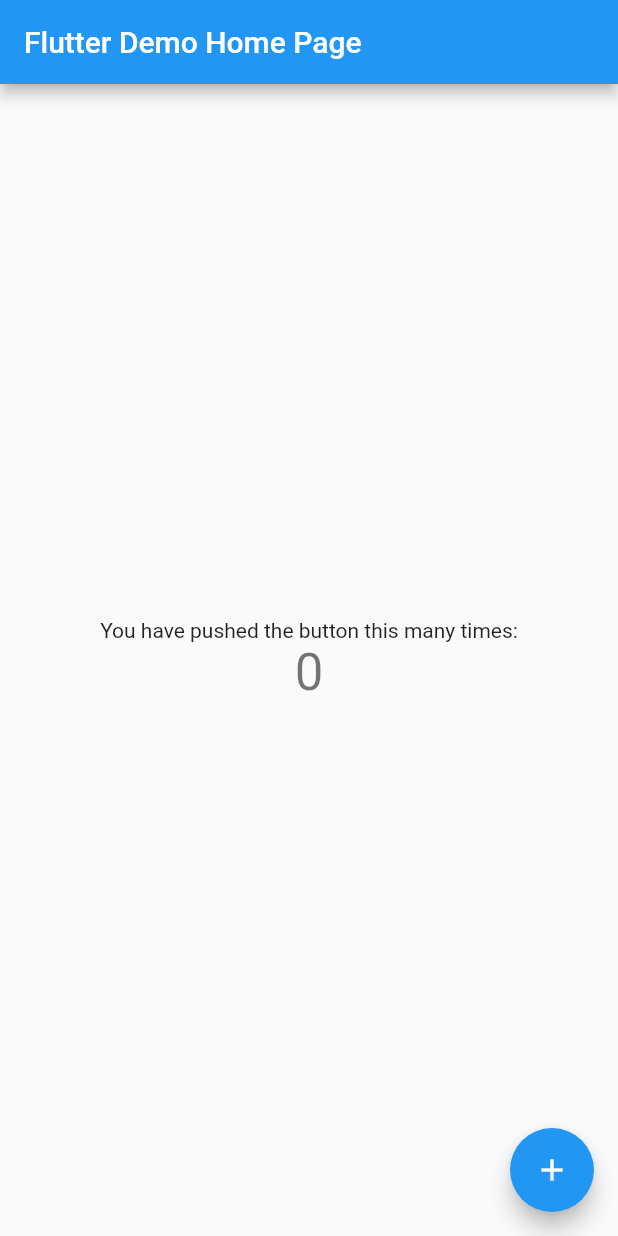
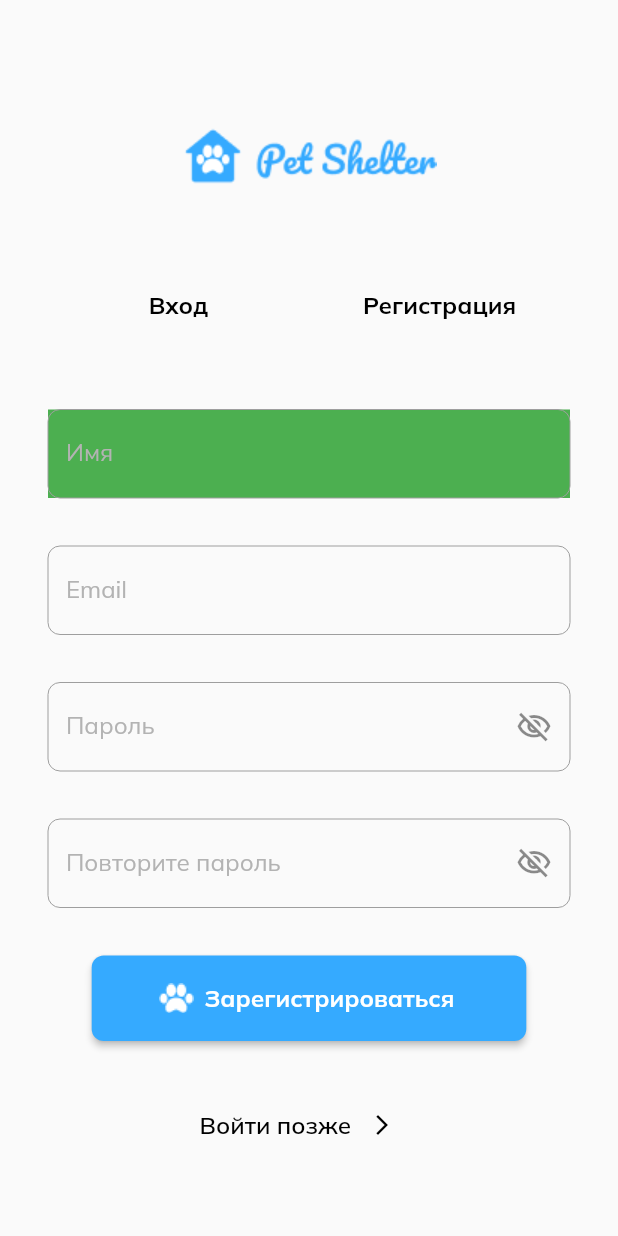
Before and after one commit to alenka24/pet-shelter, a Flutter app: the screen it shows after launch, on a phone screen of 412 x 824 dp. Run offline on Flutter 3.47's test engine with Material 2 defaults, Android fonts, the phone set to English and light mode, and no system bars.

Commit message:
create login screen

```diff
--- /dev/null
+++ b/lib/auth_view.dart
@@ -0,0 +1,162 @@
+import 'package:flutter/material.dart';
+
+class AuthView extends StatelessWidget {
+  const AuthView({Key? key}) : super(key: key);
+
+  @override
+  Widget build(BuildContext context) {
+    return MaterialApp (
+        theme: ThemeData(
+            primarySwatch: Colors.blue),
+        home: Scaffold(
+         body: Column(
+           children: [
+             const Padding (
+               padding: EdgeInsets.fromLTRB(104, 84, 103, 49),
+               child: Image(image: AssetImage('assets/logo.png')),),
+
+             Container(
+               //padding: const EdgeInsets.fromLTRB(32, 0, 32, 0),
+               margin: const EdgeInsets.fromLTRB(32, 0, 32, 40),
+
+
+                 child: Row(
+                   children: [
+                      Expanded(
+                        child: TextButton(
+                             child: const Padding(
+                               padding: EdgeInsets.fromLTRB(16, 12, 16, 12),
+                               child: Text ('Вход', style: TextStyle( color: Colors.black, fontFamily: 'Mulish', fontSize: 16, fontWeight: FontWeight.w700),),
+                             ),
+                             onPressed: () {}),
+                      ),
+
+                      Expanded(
+                      child: TextButton(
+                           child: const Padding(
+                             padding: EdgeInsets.fromLTRB(16, 12, 16, 12),
+                             child: Text ('Регистрация', style: TextStyle( color: Colors.black, fontFamily: 'Mulish', fontSize: 16, fontWeight: FontWeight.w700),),
+                           ),
+                           onPressed: () {}),)
+               ],
+               ),
+             ),
+             Container(
+               margin: const EdgeInsets.fromLTRB(32, 0, 32, 32),
+               decoration: BoxDecoration(boxShadow: [BoxShadow (color: Colors.green, )],),
+               child: const TextField(
+                decoration:
+                InputDecoration(
+                    border: OutlineInputBorder(borderRadius: BorderRadius.all (Radius.circular(8.0)),),
+                enabledBorder: OutlineInputBorder(
+                borderSide: BorderSide(color: Colors.grey, width: 0),
+                borderRadius: BorderRadius.all (Radius.circular(8.0)),),
+                    labelText: 'Имя',
+                    labelStyle: TextStyle( fontSize: 16, color: Color(0xFFB3B3B3), fontFamily: 'Mulish', fontWeight: FontWeight.w400)),
+               ),
+             ),
+             Container(
+               margin: const EdgeInsets.fromLTRB(32, 0, 32, 32),
+               child: const TextField(
+                 decoration: InputDecoration(
+                     border: OutlineInputBorder(borderRadius: BorderRadius.all (Radius.circular(8.0)),),
+                     enabledBorder: OutlineInputBorder(
+                       borderSide: BorderSide(color: Colors.grey, width: 0),
+                       borderRadius: BorderRadius.all (Radius.circular(8.0)),),
+                     labelText: 'Email',
+                     labelStyle: TextStyle( fontSize: 16, color: Color(0xFFB3B3B3), fontFamily: 'Mulish', fontWeight: FontWeight.w400)),
+               ),
+             ),
+             Container(
+               margin: const EdgeInsets.fromLTRB(32, 0, 32, 32),
+               child: const TextField(
+                   obscureText: true,
+                   decoration: InputDecoration(
+                       border: OutlineInputBorder(borderRadius: BorderRadius.all (Radius.circular(8.0)),),
+                     enabledBorder: OutlineInputBorder(
+                       borderSide: BorderSide(color: Colors.grey, width: 0),
+                       borderRadius: BorderRadius.all (Radius.circular(8.0)),),
+                     suffixIcon: Icon(Icons.visibility_off_outlined),
+
+                     labelText: 'Пароль',
+                     labelStyle: TextStyle( fontSize: 16, color: Color(0xFFB3B3B3), fontFamily: 'Mulish', fontWeight: FontWeight.w400)),
+               ),
+             ),
+             Container(
+               margin: const EdgeInsets.fromLTRB(32, 0, 32, 32),
+               child: const TextField(
+                 obscureText: true,
+                 decoration: InputDecoration(
+                     border: OutlineInputBorder(borderRadius: BorderRadius.all (Radius.circular(8.0)),),
+                     enabledBorder: OutlineInputBorder(
+                       borderSide: BorderSide(color: Colors.grey, width: 0),
+                       borderRadius: BorderRadius.all (Radius.circular(8.0)),),
+                     suffixIcon: Icon(Icons.visibility_off_outlined),
+                     labelText: 'Повторите пароль',
+                     labelStyle: TextStyle( fontSize: 16, color: Color(0xFFB3B3B3), fontFamily: 'Mulish', fontWeight: FontWeight.w400)),
+               ),
+             ),
+              Container(
+                margin: const EdgeInsets.fromLTRB(0, 0, 0, 32),
+                //color: Colors.red,
+                child: ElevatedButton.icon(
+
+
+                 style: TextButton.styleFrom(shape: RoundedRectangleBorder(borderRadius: BorderRadius.circular(8)),
+                 primary: Colors.white,
+                 backgroundColor: const Color(0xFF35aaff),
+                 textStyle: const TextStyle(fontSize: 16, fontFamily: 'Mulish', fontWeight: FontWeight.w700)),
+
+
+                 onPressed: () {},
+                    label: const Padding(
+                      padding: EdgeInsets.fromLTRB(0, 18.5, 32, 18.5),
+                      child: Text ('Зарегистрироваться'),
+                    ),
+                    icon: Padding(
+                      padding: const EdgeInsets.fromLTRB(33, 0, 0, 0),
+                      child: Image.asset("assets/pawicon.png"),
+                    ),
+                ),
+              ),
+           Container(
+             margin: const EdgeInsets.fromLTRB(93, 0, 93, 64),
+             child: TextButton(
+               style: TextButton.styleFrom(
+                 primary: Colors.black
+               ),
+                 onPressed: () {},
+               child: Row(
+                 children: const [
+                   Padding(
+                     padding: EdgeInsets.only(left: 32),
+                     child: Text('Войти позже', style: TextStyle(fontFamily: 'Mulish', fontSize: 16, fontWeight: FontWeight.w600),),
+                   ),
+                   Padding(
+                     padding: EdgeInsets.only(left: 12.62),
+                     child: Icon(Icons.arrow_forward_ios, size: 16),
+                   ),
+                 ],
+               ),
+             ),
+           ),
+         ],),
+
+        )
+
+    );
+
+  }
+}
+
+class User {
+  final String userName;
+  final String email;
+  final String password;
+
+  User(
+    this.userName,
+    this.email,
+    this.password,
+  );
+}
--- a/lib/main.dart
+++ b/lib/main.dart
@@ -1,4 +1,5 @@
 import 'package:flutter/material.dart';
+import 'package:pet_shelter/auth_view.dart';
 
 void main() {
   runApp(const MyApp());
@@ -24,7 +25,7 @@ class MyApp extends StatelessWidget {
         // is not restarted.
         primarySwatch: Colors.blue,
       ),
-      home: const MyHomePage(title: 'Flutter Demo Home Page'),
+      home: AuthView()//const MyHomePage(title: 'Flutter Demo Home Page'),
     );
   }
 }
```
Also changed, not shown: pubspec.yaml (+7 -14 lines), assets/logo.png (added), assets/pawicon.png (added), fonts/Mulish-VariableFont_wght.ttf (added).
